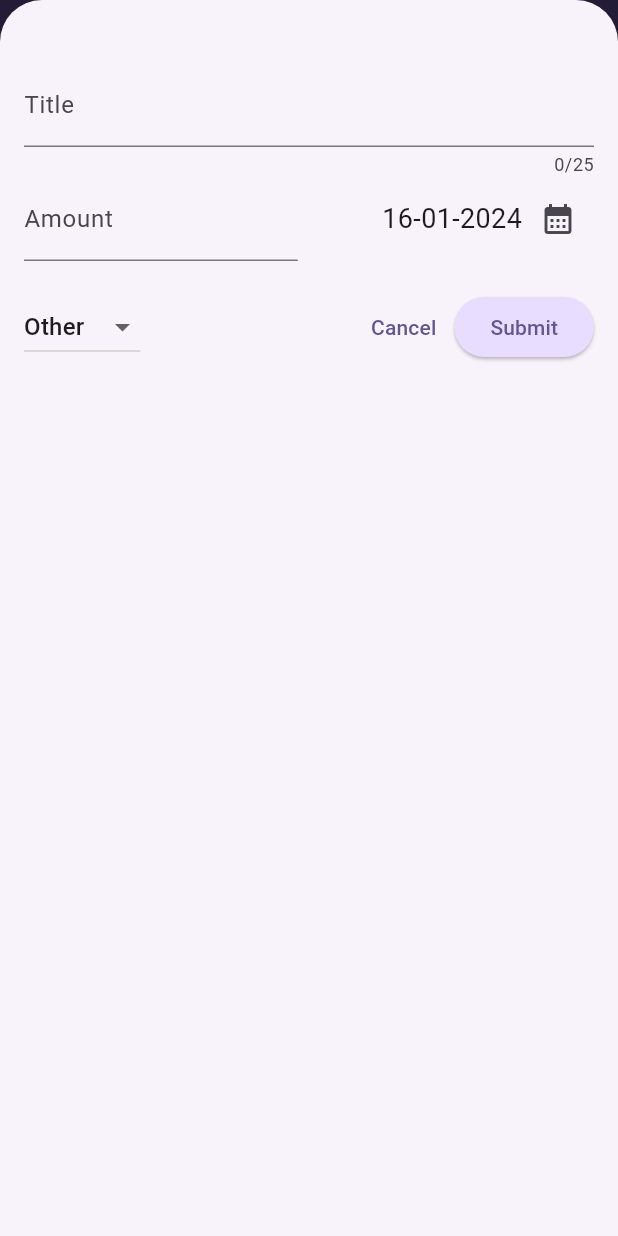
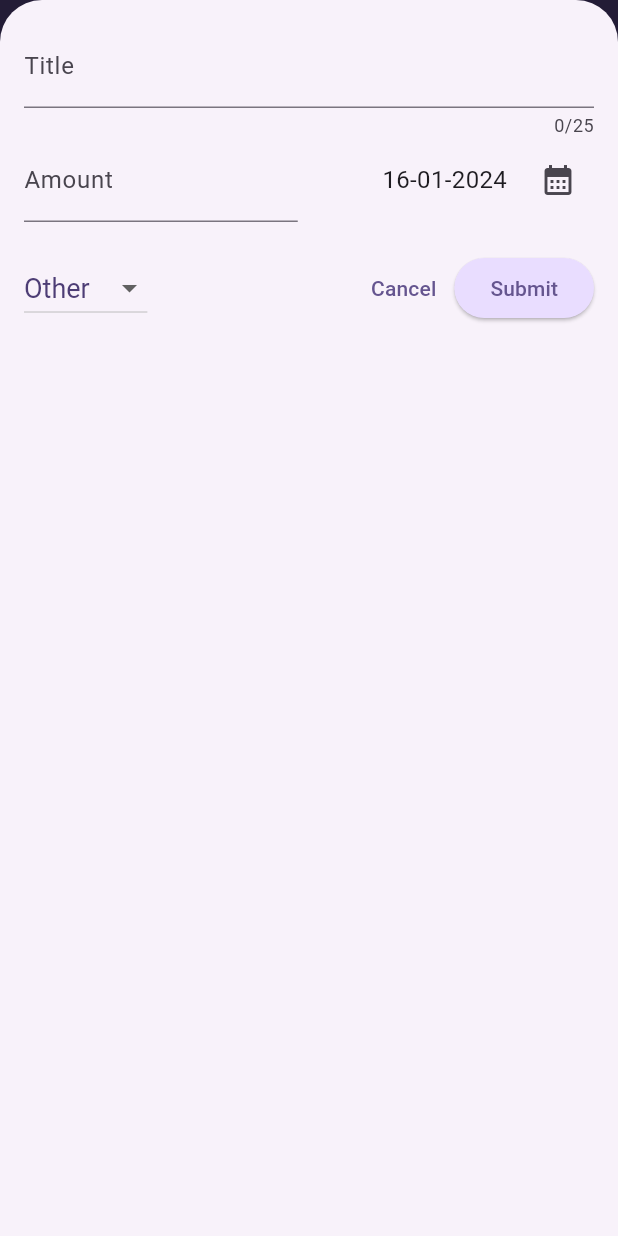
Before and after one commit to Sarthakpurii/SpendWise, a Flutter app: the screen it shows after launch, after a tap on the "add" icon, on a phone screen of 412 x 824 dp. Run offline on Flutter 3.47's test engine with Material 3 defaults, Android fonts, the phone set to English and light mode, and no system bars.

Commit message:
added adaptability

```diff
--- a/lib/main.dart
+++ b/lib/main.dart
@@ -1,4 +1,5 @@
 import 'package:flutter/material.dart';
+import 'package:flutter/services.dart';
 import 'package:spend/widget/expenses.dart';
 
 // const kColorScheme=ColorScheme(
@@ -18,7 +19,13 @@ import 'package:spend/widget/expenses.dart';
 final kColorScheme=ColorScheme.fromSeed(seedColor: const Color.fromARGB(255, 96, 59, 181));
 final kDarkColorScheme=ColorScheme.fromSeed(brightness: Brightness.dark,
   seedColor: const Color.fromARGB(255, 5, 99, 125));
+
 void main() {
+  // WidgetsFlutterBinding.ensureInitialized();
+  // SystemChrome.setPreferredOrientations([
+  //   DeviceOrientation.portraitUp
+  // ]).then((fn){
+
   runApp(MaterialApp(
     darkTheme: ThemeData.dark().copyWith(
       colorScheme: kDarkColorScheme,
@@ -35,13 +42,15 @@ void main() {
       bodyMedium: ThemeData().textTheme.bodyMedium!.copyWith(
         color: kDarkColorScheme.onPrimaryContainer,
         fontSize: 18,
-      ) ,
-    ),
-    dropdownMenuTheme: DropdownMenuThemeData(
-      textStyle: ThemeData().textTheme.titleMedium!.copyWith(
-          color: kDarkColorScheme.onPrimaryContainer
-      )
-    )
+      ) ,)
+
+    // dropdownMenuTheme: DropdownMenuThemeData(
+    //   textStyle: TextStyle(
+    //       color: kDarkColorScheme.onPrimaryContainer
+
+    //   ),
+    //   inputDecorationTheme: InputDecorationTheme()
+    // )
 
     ),
 
@@ -65,4 +74,5 @@ void main() {
     home: const Expenses(),
     ),
   );
+
 }
--- a/lib/widget/chart/chart.dart
+++ b/lib/widget/chart/chart.dart
@@ -4,9 +4,9 @@ import 'package:spend/models/expense_structure.dart';
 import 'package:spend/widget/chart/chart_bar.dart';
 
 class Chart extends StatelessWidget{
-  Chart(this.expensesData,{super.key});
+  const Chart(this.expensesData,{super.key});
 
-  List<ExpenseDetails> expensesData;
+  final List<ExpenseDetails> expensesData;
 
   List<ExpenseBucket> get buckets{
     List<ExpenseBucket> bucketList=[];
@@ -31,8 +31,9 @@ class Chart extends StatelessWidget{
   @override
   Widget build(context){
     final double maxAmount=getmaxAmount;
+    final width= MediaQuery.of(context).size.width;
     return Container(
-      height: 180,
+      height: width<600?180:double.infinity,
       width: double.infinity,
       margin: const EdgeInsets.fromLTRB(12,12,12,7),
       decoration: BoxDecoration(borderRadius: BorderRadius.circular(10),
@@ -41,7 +42,7 @@ class Chart extends StatelessWidget{
       end: Alignment.topCenter,)
       ,),
       child: Padding(
-        padding: EdgeInsets.symmetric(vertical: 6,horizontal: 4),
+        padding: const EdgeInsets.symmetric(vertical: 6,horizontal: 4),
         child: Column(
           children: [
             Expanded(
--- a/lib/widget/chart/chart_bar.dart
+++ b/lib/widget/chart/chart_bar.dart
@@ -2,9 +2,9 @@
 import 'package:flutter/material.dart';
 
 class ChartBar extends StatelessWidget{
-  ChartBar(this.amount,{super.key});
+  const ChartBar(this.amount,{super.key});
 
-  double amount;
+  final double amount;
 
   @override
   Widget build(context){
@@ -18,7 +18,7 @@ class ChartBar extends StatelessWidget{
           heightFactor: amount,
           child: DecoratedBox(
             decoration: BoxDecoration(
-              borderRadius: BorderRadius.vertical(top: Radius.circular(10)),
+              borderRadius: const BorderRadius.vertical(top: Radius.circular(10)),
               shape: BoxShape.rectangle,
               color: Theme.of(context).colorScheme.onPrimaryContainer
               ),
--- a/lib/widget/dialog-page/dialog_box.dart
+++ b/lib/widget/dialog-page/dialog_box.dart
@@ -87,11 +87,18 @@ class _DialogPageState extends State<DialogPage> {
 
   @override
   Widget build(context) {
-    return Padding(
-      padding: const EdgeInsets.fromLTRB(16,42,16,16),
+    final keyboardsize=MediaQuery.of(context).viewInsets.bottom;
+
+    return SizedBox(
+      height: double.infinity,
+
+      child: SingleChildScrollView(
+        child: Padding(
+          padding: EdgeInsets.fromLTRB(16,16,16,keyboardsize+26),
           child: Column(children: [
             TextField(
               maxLength: 25,
+              style: TextStyle(color: Theme.of(context).colorScheme.onPrimaryContainer),
               decoration: const InputDecoration(label: Text('Title')),
               controller: _titleController,
             ),
@@ -103,6 +110,7 @@ class _DialogPageState extends State<DialogPage> {
               children: [
                 Expanded(
                   child: TextField(
+                    style: TextStyle(color: Theme.of(context).colorScheme.onPrimaryContainer),
                     keyboardType: TextInputType.number,
                     controller: _priceController,
                     decoration: const InputDecoration(label: Text('Amount'),
@@ -117,9 +125,9 @@ class _DialogPageState extends State<DialogPage> {
                   mainAxisAlignment: MainAxisAlignment.end,
                   crossAxisAlignment: CrossAxisAlignment.center,
                   children: [
-                Text((_selectedDate == null)
-                    ? 'Selected Date'
-                    : DateFormat('dd-MM-yyyy').format(_selectedDate!)),
+                    Text(DateFormat('dd-MM-yyyy').format(_selectedDate!),
+                    style: Theme.of(context).textTheme.bodyMedium!.copyWith(fontSize: 16),),
+                    const SizedBox(width: 10,),
                     IconButton(
                         onPressed: _dateSelector,
                         icon: const Icon(Icons.calendar_month))
@@ -137,6 +145,8 @@ class _DialogPageState extends State<DialogPage> {
             Row(
               children: [
                 DropdownButton(
+                  style: TextStyle(color: Theme.of(context).colorScheme.onPrimaryContainer,
+                                  fontSize: 18),
                     value: _selectedCategory,
                     items: Category.values
                         .map((e) =>DropdownMenuItem(
@@ -158,6 +168,8 @@ class _DialogPageState extends State<DialogPage> {
               ],
             )
           ]),
+        ),
+      ),
     );
   }
 }
--- a/lib/widget/expenses.dart
+++ b/lib/widget/expenses.dart
@@ -14,9 +14,6 @@ class Expenses extends StatefulWidget {
 }
 
 class _ExpensesState extends State<Expenses> {
-
-
-
 
 
 
@@ -45,6 +42,7 @@ class _ExpensesState extends State<Expenses> {
 
   void _DialogPage() {
     showModalBottomSheet(
+      useSafeArea: true,
       //  barrierColor: Colors.white.withOpacity(1),
         isScrollControlled: true,
         context: context,
@@ -75,7 +73,11 @@ class _ExpensesState extends State<Expenses> {
 
   @override
   Widget build(context) {
-   Widget mainContent=Column(
+
+  final width=MediaQuery.of(context).size.width;
+  print(width);
+
+  Widget mainContent=Column(
     mainAxisAlignment: MainAxisAlignment.center,
     children:[Padding(
       padding: const EdgeInsets.fromLTRB(26,0,0,0),
@@ -86,10 +88,20 @@ class _ExpensesState extends State<Expenses> {
               textAlign: TextAlign.start,)]
    );
     if (dummydata.isNotEmpty){
-    mainContent=Column(
+    mainContent=width<500?Column(
           crossAxisAlignment: CrossAxisAlignment.center,
           children: [
             Chart(dummydata),
+            Expanded(
+                child: ExpensesList(
+              dummydata,
+              expenseDeleter: expenseDeleter,
+            ))
+          ],
+        ):Row(
+          crossAxisAlignment: CrossAxisAlignment.center,
+          children: [
+            Expanded(child: Chart(dummydata)),
             Expanded(
                 child: ExpensesList(
               dummydata,
```
Lines whose indentation alone changed are shown as unchanged.
